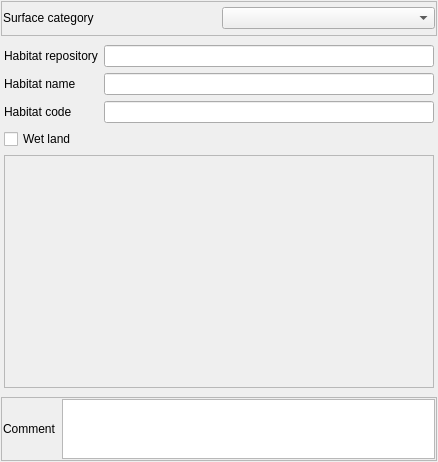
Qt form config/base3_faunaflora/qgswidgets/lamia_form_surface_ui.ui (Artelia/Lamia) before a commit.
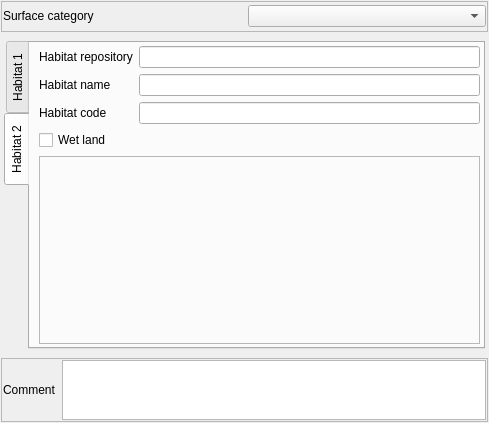
The same form after that commit. The open tabs and pages were chosen to show the change.

```diff
--- a/config/base3_faunaflora/qgswidgets/lamia_form_surface_ui.ui
+++ b/config/base3_faunaflora/qgswidgets/lamia_form_surface_ui.ui
@@ -6,8 +6,8 @@
    <rect>
     <x>0</x>
     <y>0</y>
-    <width>438</width>
-    <height>462</height>
+    <width>489</width>
+    <height>423</height>
    </rect>
   </property>
   <property name="windowTitle">
@@ -167,23 +167,31 @@
        <property name="bottomMargin">
         <number>3</number>
        </property>
-       <item row="1" column="0">
-        <widget class="QLabel" name="label_2">
-         <property name="text">
-          <string>Habitat name</string>
+       <item row="0" column="1">
+        <widget class="QTabWidget" name="habitat">
+         <property name="tabPosition">
+          <enum>QTabWidget::West</enum>
          </property>
-        </widget>
-       </item>
-       <item row="1" column="1">
-        <widget class="QLineEdit" name="lineEdit_habname"/>
-       </item>
-       <item row="3" column="0">
-        <widget class="QCheckBox" name="checkBox_wetland">
-         <property name="text">
-          <string>Wet land</string>
+         <property name="currentIndex">
+          <number>0</number>
          </property>
-        </widget>
-       </item>
+         <widget class="QWidget" name="widget">
+          <attribute name="title">
+           <string>Habitat 1</string>
+          </attribute>
+          <layout class="QGridLayout" name="gridLayout_4">
+           <property name="leftMargin">
+            <number>9</number>
+           </property>
+           <property name="topMargin">
+            <number>3</number>
+           </property>
+           <property name="rightMargin">
+            <number>3</number>
+           </property>
+           <property name="bottomMargin">
+            <number>3</number>
+           </property>
        <item row="2" column="0">
         <widget class="QLabel" name="label_3">
          <property name="text">
@@ -191,8 +199,22 @@
          </property>
         </widget>
        </item>
-       <item row="2" column="1">
-        <widget class="QLineEdit" name="lineEdit_habcode"/>
+           <item row="3" column="0">
+            <widget class="QCheckBox" name="habitatwetland">
+             <property name="text">
+              <string>Wet land</string>
+             </property>
+            </widget>
+           </item>
+           <item row="1" column="1">
+            <widget class="QLineEdit" name="habitatname"/>
+           </item>
+           <item row="1" column="0">
+            <widget class="QLabel" name="label_2">
+             <property name="text">
+              <string>Habitat name</string>
+             </property>
+            </widget>
        </item>
        <item row="0" column="0">
         <widget class="QLabel" name="label_5">
@@ -202,7 +224,7 @@
         </widget>
        </item>
        <item row="0" column="1">
-        <widget class="QLineEdit" name="lineEdit_habrepository"/>
+            <widget class="QLineEdit" name="habitatrepository"/>
        </item>
        <item row="4" column="0" colspan="2">
         <widget class="QFrame" name="frame_catalog_hab">
@@ -230,6 +252,90 @@
        </item>
       </layout>
      </widget>
+         <widget class="QWidget" name="tab_2">
+          <attribute name="title">
+           <string>Habitat 2</string>
+          </attribute>
+          <layout class="QGridLayout" name="gridLayout_5">
+           <property name="leftMargin">
+            <number>9</number>
+           </property>
+           <property name="topMargin">
+            <number>3</number>
+           </property>
+           <property name="rightMargin">
+            <number>3</number>
+           </property>
+           <property name="bottomMargin">
+            <number>3</number>
+           </property>
+           <item row="0" column="0">
+            <widget class="QLabel" name="label_10">
+             <property name="text">
+              <string>Habitat repository</string>
+             </property>
+            </widget>
+           </item>
+           <item row="0" column="1">
+            <widget class="QLineEdit" name="habitat2repository"/>
+           </item>
+           <item row="1" column="0">
+            <widget class="QLabel" name="label_9">
+             <property name="text">
+              <string>Habitat name</string>
+             </property>
+            </widget>
+           </item>
+           <item row="1" column="1">
+            <widget class="QLineEdit" name="habitat2name"/>
+           </item>
+           <item row="2" column="0">
+            <widget class="QLabel" name="label_11">
+             <property name="text">
+              <string>Habitat code</string>
+             </property>
+            </widget>
+           </item>
+           <item row="2" column="1">
+            <widget class="QLineEdit" name="habitat2code"/>
+           </item>
+           <item row="3" column="0">
+            <widget class="QCheckBox" name="habitat2wetland">
+             <property name="text">
+              <string>Wet land</string>
+             </property>
+            </widget>
+           </item>
+           <item row="4" column="0" colspan="2">
+            <widget class="QFrame" name="frame_catalog_hab_2">
+             <property name="frameShape">
+              <enum>QFrame::StyledPanel</enum>
+             </property>
+             <property name="frameShadow">
+              <enum>QFrame::Raised</enum>
+             </property>
+             <layout class="QVBoxLayout" name="verticalLayout_4">
+              <property name="leftMargin">
+               <number>1</number>
+              </property>
+              <property name="topMargin">
+               <number>1</number>
+              </property>
+              <property name="rightMargin">
+               <number>1</number>
+              </property>
+              <property name="bottomMargin">
+               <number>1</number>
+              </property>
+             </layout>
+            </widget>
+           </item>
+          </layout>
+         </widget>
+        </widget>
+       </item>
+      </layout>
+     </widget>
     </widget>
    </item>
    <item>
```
Left out of the diff: 11 changed lines with no effect on the pictures. Lines whose indentation alone changed are shown as unchanged.
